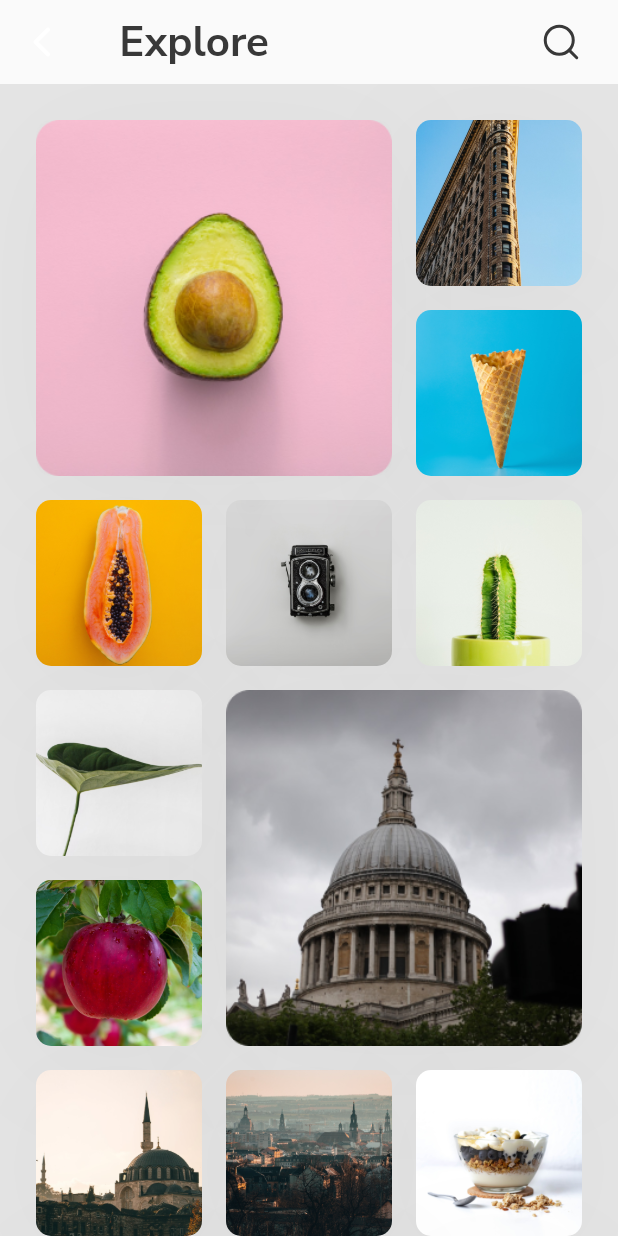
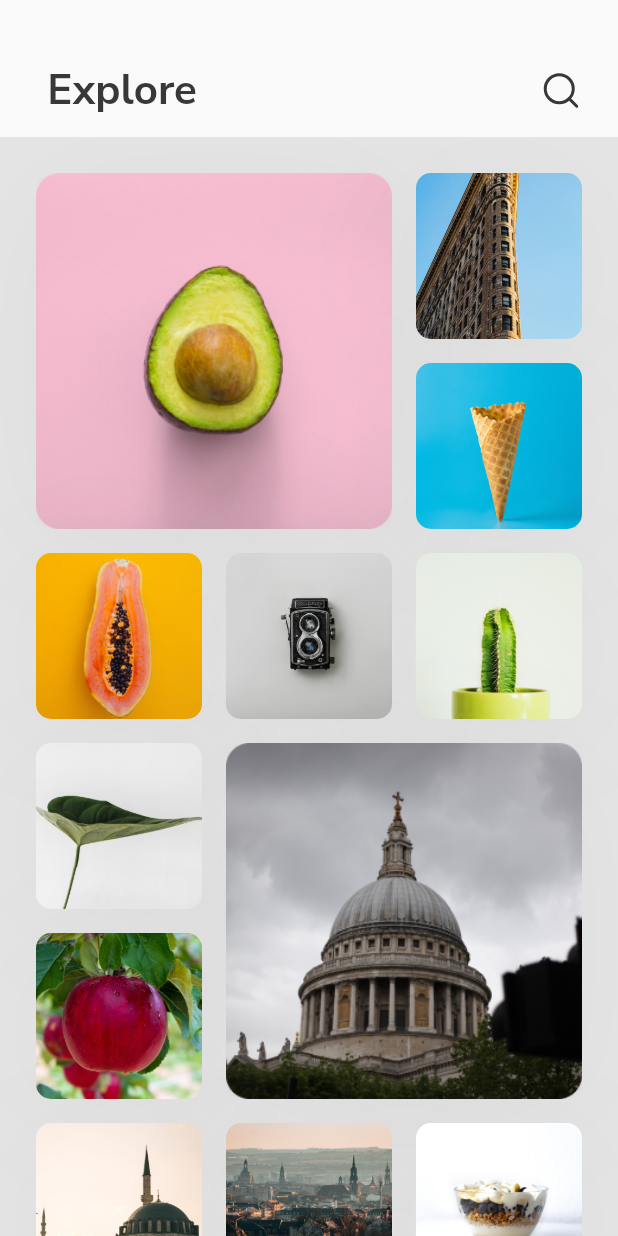
Before and after one commit to IamKhuk/pictogram, a Flutter app: the ExploreScreen screen opened directly, on a phone screen of 412 x 824 dp. Run offline on Flutter 3.47's test engine with Material 2 defaults, Android fonts, the phone set to English and light mode, and no system bars; our stand-ins replace carousel_slider, dotted_border, flutter_svg, flutter_translate.

Commit message:
Explore Screen Search Button

```diff
--- a/lib/src/ui/menu/explore/explore_screen.dart
+++ b/lib/src/ui/menu/explore/explore_screen.dart
@@ -45,12 +45,39 @@ class ExploreScreen extends StatefulWidget {
 }
 
 class _ExploreScreenState extends State<ExploreScreen> {
+  TextEditingController _controller = new TextEditingController();
+  bool onSearch = false;
+  bool onChanged = false;
+
   @override
   Widget build(BuildContext context) {
     return Scaffold(
       backgroundColor: AppTheme.bg2,
-      appBar: AppBar(
-        title: Text(
+      body: GestureDetector(
+        onTap: (){
+          FocusScopeNode currentFocus = FocusScope.of(context);
+          if (!currentFocus.hasPrimaryFocus) {
+            currentFocus.unfocus();
+          }
+          setState(() {
+            onSearch = false;
+          });
+        },
+        child: Column(
+          children: [
+            Container(
+              height: MediaQuery.of(context).size.height * ((90) / 812),
+              color: AppTheme.bg1,
+              padding: EdgeInsets.symmetric(
+                horizontal: 24,
+                vertical: 12,
+              ),
+              child: onSearch == false
+                  ? Row(
+                      crossAxisAlignment: CrossAxisAlignment.end,
+                      children: [
+                        Expanded(
+                          child: Text(
                             ' Explore',
                             style: TextStyle(
                               fontSize: 28,
@@ -60,16 +87,77 @@ class _ExploreScreenState extends State<ExploreScreen> {
                               height: 1.357,
                             ),
                           ),
-        centerTitle: false,
-        actions: [
-          SvgPicture.asset('assets/icons/search.svg'),
-          SizedBox(width: 24),
+                        ),
+                        GestureDetector(
+                          onTap: () {
+                            setState(() {
+                              onSearch = true;
+                            });
+                          },
+                          child: Container(
+                            height: 38,
+                            child: Center(
+                              child: SvgPicture.asset('assets/icons/search.svg'),
+                            ),
+                          ),
+                        ),
                       ],
-        elevation: 0,
-        backgroundColor: AppTheme.bg1,
-        brightness: Brightness.light,
+                    )
+                  : Container(
+                      padding: EdgeInsets.only(top: 16),
+                      child: TextField(
+                        onChanged: (_text) {
+                          setState(() {
+                            onChanged = true;
+                          });
+                        },
+                        controller: _controller,
+                        autofocus: false,
+                        cursorColor: AppTheme.blue,
+                        decoration: InputDecoration(
+                          prefixIcon: onChanged == false
+                              ? GestureDetector(
+                                  onTap: () {
+                                    setState(() {
+                                      onSearch = false;
+                                    });
+                                  },
+                                  child: Container(
+                                    padding: EdgeInsets.only(
+                                      top: 10,
+                                      bottom: 10,
+                                      right: 16,
                                     ),
-      body: StaggeredGridView.countBuilder(
+                                    child: SvgPicture.asset(
+                                      'assets/icons/search.svg',
+                                      fit: BoxFit.contain,
+                                    ),
+                                  ),
+                                )
+                              : GestureDetector(
+                                  onTap: () {
+                                    setState(() {
+                                      _controller.text = '';
+                                      if (_controller.text == '') {
+                                        onChanged = false;
+                                      }
+                                    });
+                                  },
+                                  child: Container(
+                                    padding: EdgeInsets.only(
+                                      top: 10,
+                                      bottom: 10,
+                                      right: 16,
+                                    ),
+                                    child: SvgPicture.asset('assets/icons/x.svg'),
+                                  ),
+                                ),
+                        ),
+                      ),
+                    ),
+            ),
+            Expanded(
+              child: StaggeredGridView.countBuilder(
                 padding: EdgeInsets.symmetric(
                   horizontal: 24,
                   vertical: 24,
@@ -119,6 +207,10 @@ class _ExploreScreenState extends State<ExploreScreen> {
                 mainAxisSpacing: 16,
                 crossAxisSpacing: 16,
               ),
+            ),
+          ],
+        ),
+      ),
     );
   }
 }
```
Lines whose indentation alone changed are shown as unchanged.
